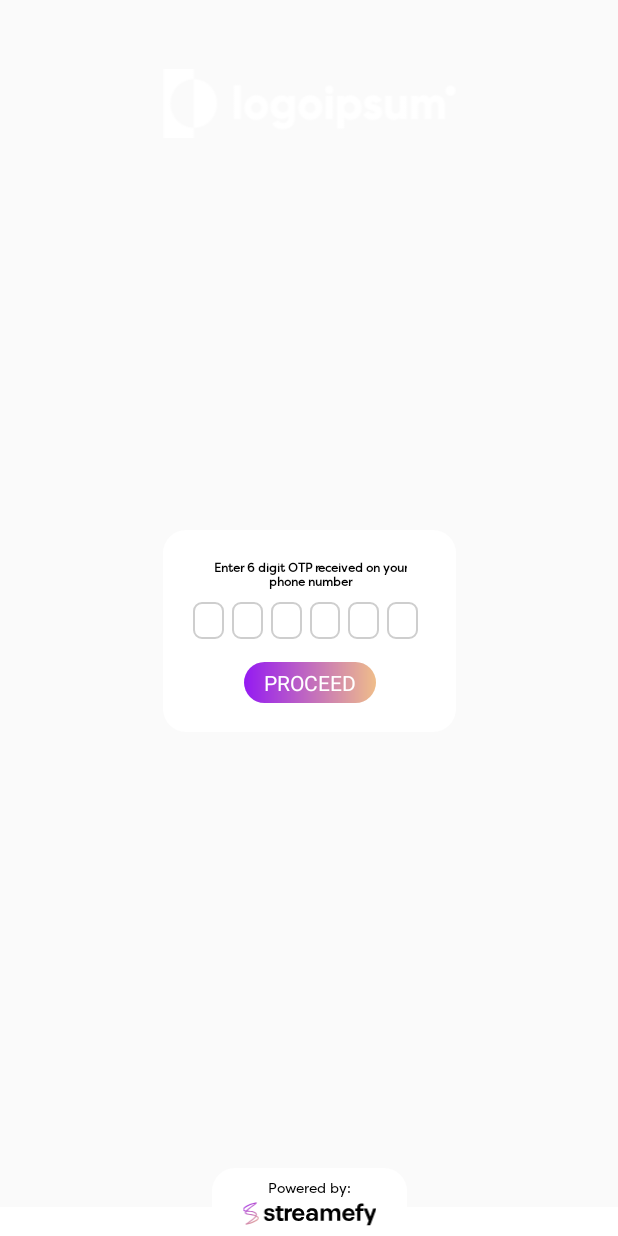
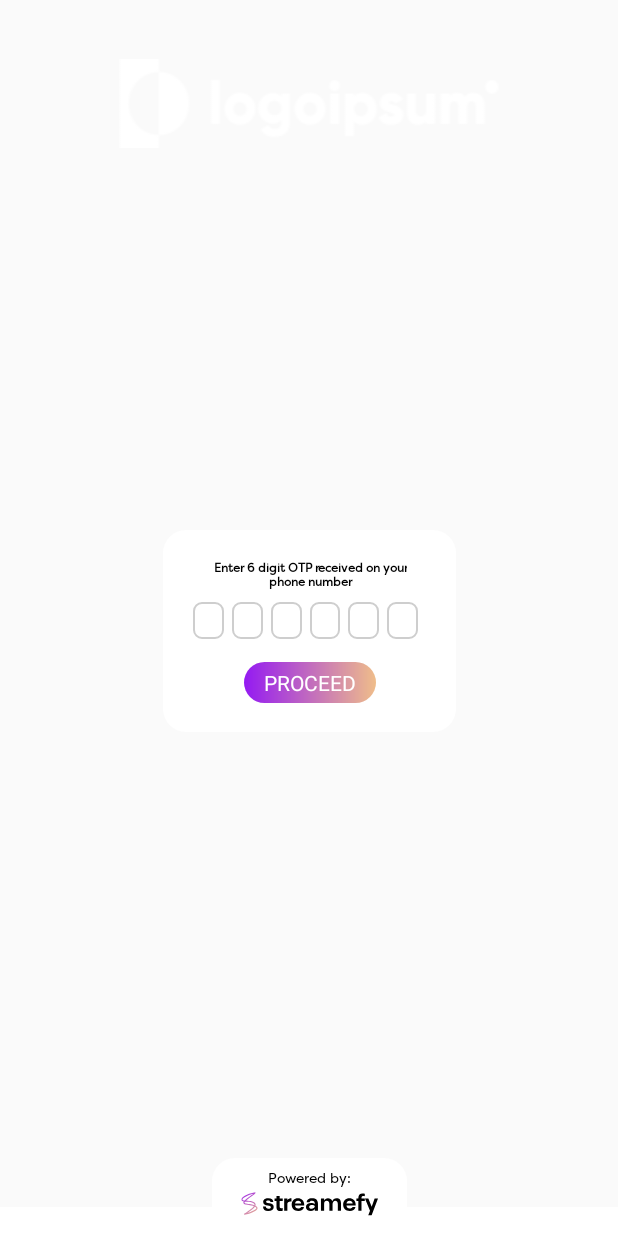
Before and after one commit to mobileexpert1/Streamefy-Android, an Android app built with Jetpack Compose: the layout fragment_otp.xml on its own in the app's theme, with its tools: preview values and no code run, on a phone screen of 412 x 824 dp. Run offline under Robolectric (Android 15) with nearby library versions, the phone set to English and light mode, and no system bars.

Commit message:
worked on fire tiv

```diff
--- a/app/src/main/AndroidManifest.xml
+++ b/app/src/main/AndroidManifest.xml
@@ -10,9 +10,9 @@
     <uses-feature
         android:name="android.software.leanback"
         android:required="true" />
+<!--    android:networkSecurityConfig="@xml/network_security_config"-->
 
     <application
-        android:networkSecurityConfig="@xml/network_security_config"
         android:name=".component.base.MyApp"
         android:allowBackup="true"
         android:icon="@mipmap/ic_launcher"
--- a/app/src/main/java/com/streamefy/component/ui/home/adapter/CategoryAdapter.kt
+++ b/app/src/main/java/com/streamefy/component/ui/home/adapter/CategoryAdapter.kt
@@ -49,9 +49,6 @@ class CategoryAdapter(
                 tvMore.gone()
             }
 
-
-
-
         viewHolder.itemView.setOnClickListener {
             callBack.invoke(position)
         }
--- a/app/src/main/java/com/streamefy/component/ui/otp/OtpFragment.kt
+++ b/app/src/main/java/com/streamefy/component/ui/otp/OtpFragment.kt
@@ -104,8 +104,8 @@ class OtpFragment : BaseFragment<FragmentOtpBinding>(), View.OnClickListener {
                             bundle.putString(PrefConstent.PHONE_NUMBER,phone)
                             bundle.putString(PrefConstent.FULL_NAME,name)
                             SharedPref.setBoolean(PrefConstent.ISAUTH,false)
+                            findNavController().navigate(R.id.action_otpFragment_to_pinAuthenticationFragment,bundle)
 
-                            findNavController().navigate(R.id.action_otpFragment_to_pinAuthenticationFragment,bundle)
 
                     }
                 }
--- a/app/src/main/java/com/streamefy/component/ui/splash/SplashScreen.kt
+++ b/app/src/main/java/com/streamefy/component/ui/splash/SplashScreen.kt
@@ -26,7 +26,7 @@ class SplashScreen : BaseFragment<FragmentSplashScreenBinding>() {
     var isLogin = false
     override fun onViewCreated(view: View, savedInstanceState: Bundle?) {
         super.onViewCreated(view, savedInstanceState)
-        isLogin = SharedPref.getBoolean(PrefConstent.ISLOGIN)
+       // isLogin = SharedPref.getBoolean(PrefConstent.ISLOGIN)
         lifecycleScope.launch {
             delay(2000)
             navigateToHome()
--- /dev/null
+++ b/app/src/main/res/drawable/item_default.xml
@@ -0,0 +1,4 @@
+<?xml version="1.0" encoding="utf-8"?>
+<shape xmlns:android="http://schemas.android.com/apk/res/android">
+    <solid android:color="@android:color/transparent"/> <!-- Default color -->
+</shape>
--- /dev/null
+++ b/app/src/main/res/drawable/selected_item.xml
@@ -0,0 +1,5 @@
+<?xml version="1.0" encoding="utf-8"?>
+<selector xmlns:android="http://schemas.android.com/apk/res/android">
+    <item android:state_focused="true" android:drawable="@drawable/item_focused" />
+    <item android:drawable="@drawable/item_default" />
+</selector>
--- a/app/src/main/res/layout/fragment_otp.xml
+++ b/app/src/main/res/layout/fragment_otp.xml
@@ -8,7 +8,7 @@
     android:layout_height="match_parent">
     <ImageView
         android:id="@+id/imageView"
-        android:layout_width="@dimen/_150sdp"
+        android:layout_width="wrap_content"
         android:layout_height="wrap_content"
         android:layout_marginTop="@dimen/_30sdp"
         android:src="@drawable/app_logo"
@@ -58,9 +58,11 @@
                 android:background="@drawable/bg_round_rect_stroke_gray"
                 android:imeOptions="actionNext"
                 android:inputType="number"
-                android:maxLength="2"
+                android:maxLength="1"
                 android:gravity="center"
                 android:text=""
+                android:focusable="true"
+                android:focusableInTouchMode="true"
                 app:layout_constraintBottom_toBottomOf="parent"
                 app:layout_constraintEnd_toStartOf="@+id/et2"
                 app:layout_constraintStart_toStartOf="parent"
@@ -75,8 +77,10 @@
                 android:imeOptions="actionNext"
                 android:inputType="number"
                 android:gravity="center"
-                android:maxLength="2"
+                android:maxLength="1"
                 android:text=""
+                android:focusable="true"
+                android:focusableInTouchMode="true"
                 app:layout_constraintBottom_toBottomOf="parent"
                 app:layout_constraintEnd_toStartOf="@+id/et3"
                 app:layout_constraintStart_toEndOf="@+id/et1"
@@ -91,8 +95,10 @@
                 android:imeOptions="actionNext"
                 android:inputType="number"
                 android:gravity="center"
-                android:maxLength="2"
+                android:maxLength="1"
                 android:text=""
+                android:focusable="true"
+                android:focusableInTouchMode="true"
                 app:layout_constraintBottom_toBottomOf="parent"
                 app:layout_constraintEnd_toStartOf="@+id/et4"
                 app:layout_constraintStart_toEndOf="@+id/et2"
@@ -107,8 +113,10 @@
                 android:imeOptions="actionNext"
                 android:inputType="number"
                 android:gravity="center"
-                android:maxLength="2"
+                android:maxLength="1"
                 android:text=""
+                android:focusable="true"
+                android:focusableInTouchMode="true"
                 app:layout_constraintBottom_toBottomOf="parent"
                 app:layout_constraintEnd_toStartOf="@+id/et5"
                 app:layout_constraintStart_toEndOf="@+id/et3"
@@ -123,8 +131,10 @@
                 android:imeOptions="actionNext"
                 android:gravity="center"
                 android:inputType="number"
-                android:maxLength="2"
+                android:maxLength="1"
                 android:text=""
+                android:focusable="true"
+                android:focusableInTouchMode="true"
                 app:layout_constraintBottom_toBottomOf="parent"
                 app:layout_constraintEnd_toStartOf="@+id/et6"
                 app:layout_constraintStart_toEndOf="@+id/et4"
@@ -137,10 +147,12 @@
                 android:layout_marginEnd="@dimen/_4sdp"
                 android:background="@drawable/bg_round_rect_stroke_gray"
                 android:inputType="number"
-                android:maxLength="2"
+                android:maxLength="1"
                 android:imeOptions="actionNext"
                 android:gravity="center"
                 android:text=""
+                android:focusable="true"
+                android:focusableInTouchMode="true"
                 app:layout_constraintBottom_toBottomOf="parent"
                 app:layout_constraintEnd_toEndOf="parent"
                 app:layout_constraintStart_toEndOf="@+id/et5"
@@ -157,6 +169,8 @@
             android:background="@drawable/bg_round_gradient_purple_orange"
             android:paddingHorizontal="@dimen/_10sdp"
             android:paddingVertical="@dimen/_3sdp"
+            android:focusable="true"
+            android:focusableInTouchMode="true"
             android:text="PROCEED"
             android:textColor="@color/white"
             app:layout_constraintEnd_toEndOf="parent"
@@ -199,10 +213,13 @@
 
         <ImageView
             android:layout_width="@dimen/_70sdp"
-            android:layout_height="0dp"
+            android:layout_height="wrap_content"
             android:adjustViewBounds="true"
             android:src="@drawable/ic_logo"
+            android:scaleType="fitXY"
+            android:layout_marginBottom="@dimen/_5sdp"
             app:layout_constraintEnd_toEndOf="parent"
+            app:layout_constraintBottom_toBottomOf="parent"
             app:layout_constraintStart_toStartOf="parent"
             app:layout_constraintTop_toBottomOf="@+id/textView" />
 
```
Also changed, not shown: app/src/main/java/com/streamefy/component/ui/home/HomeFragment.kt (+41 -11 lines), app/src/main/java/com/streamefy/component/ui/pin_authentication/PinAuthenticationFragment.kt (+7 -2 lines), app/src/main/res/drawable/item_focused.xml (added, +8 -0 lines), app/src/main/res/layout/drawer_item.xml (+7 -1 lines), app/src/main/res/layout/fragment_login.xml (+5 -2 lines), app/src/main/res/layout/fragment_pin_authentication.xml (+18 -2 lines), app/src/main/res/layout/home_category_item.xml (+9 -1 lines).
